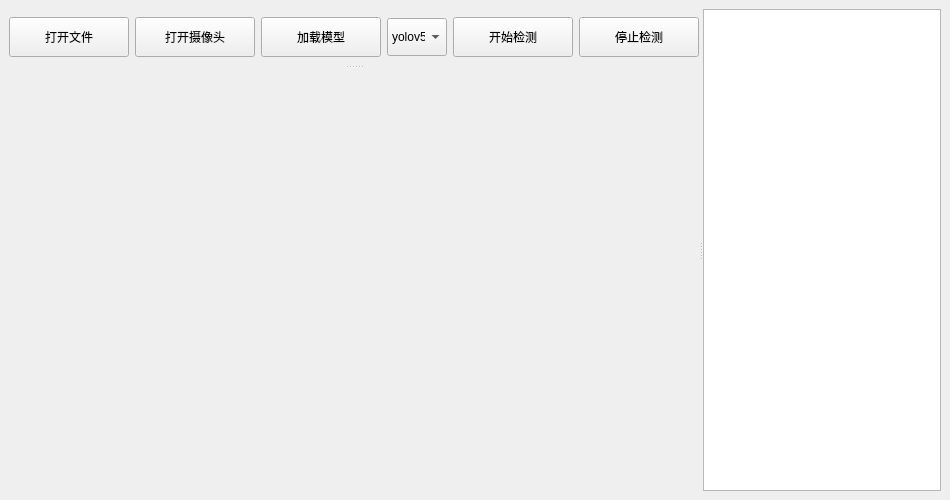
BAOfanTing/QT_YOLOv5, file mainwindow.ui: the form before one commit.
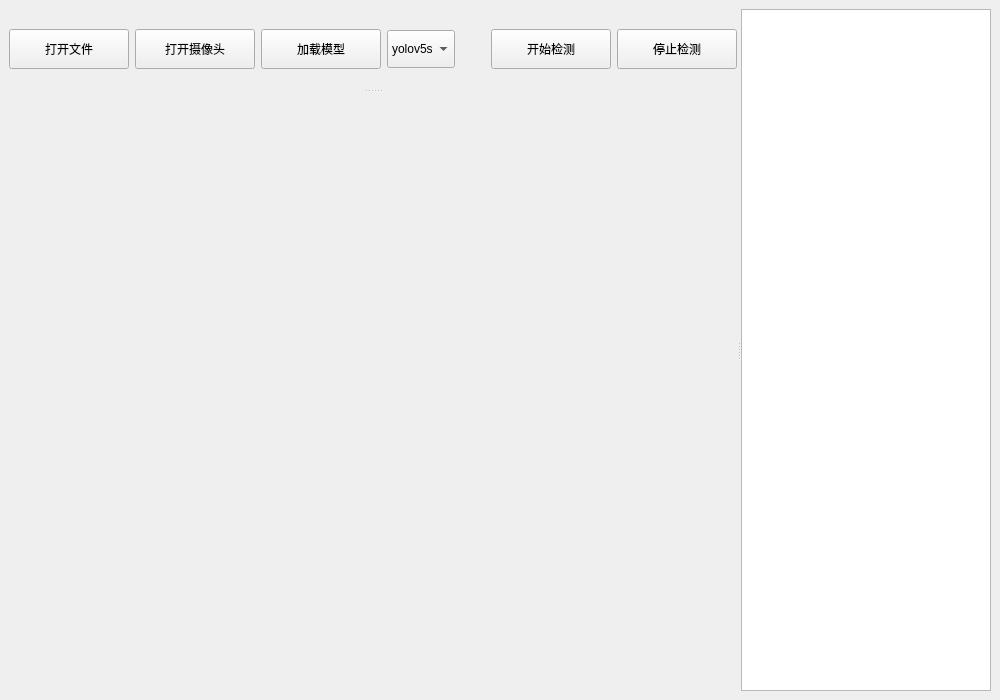
The form after the commit. Icons and pictures are not drawn.

The edit to the form file:
```diff
--- a/mainwindow.ui
+++ b/mainwindow.ui
@@ -6,8 +6,8 @@
    <rect>
     <x>0</x>
     <y>0</y>
-    <width>950</width>
-    <height>500</height>
+    <width>1000</width>
+    <height>700</height>
    </rect>
   </property>
   <property name="windowTitle">
```
